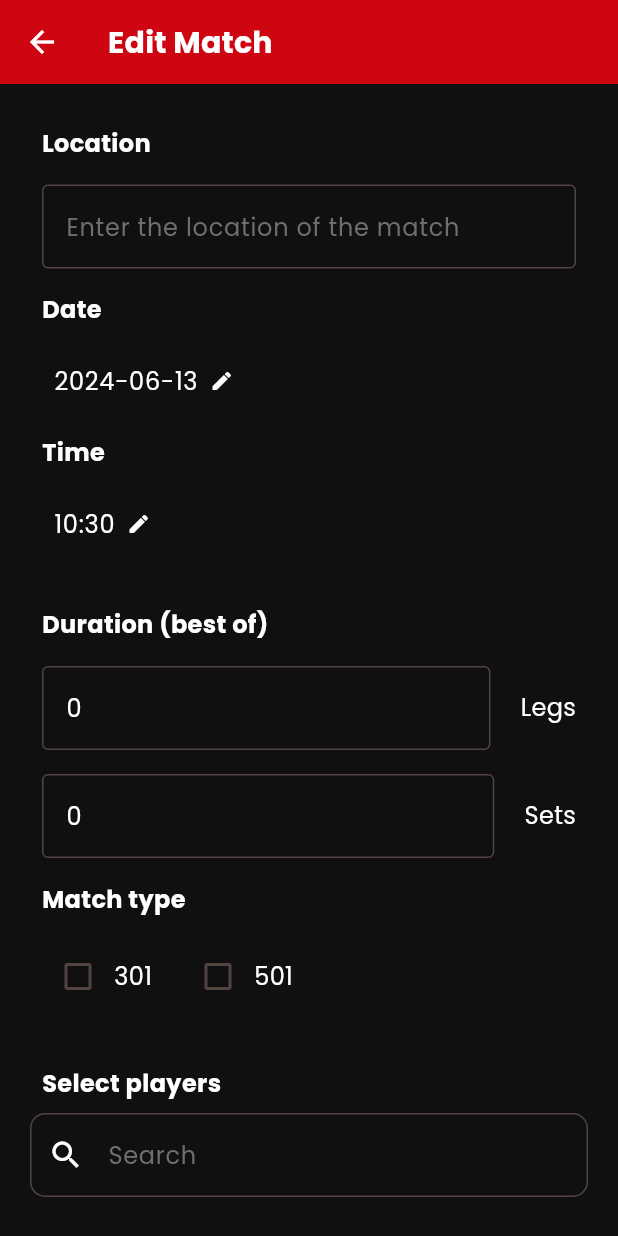
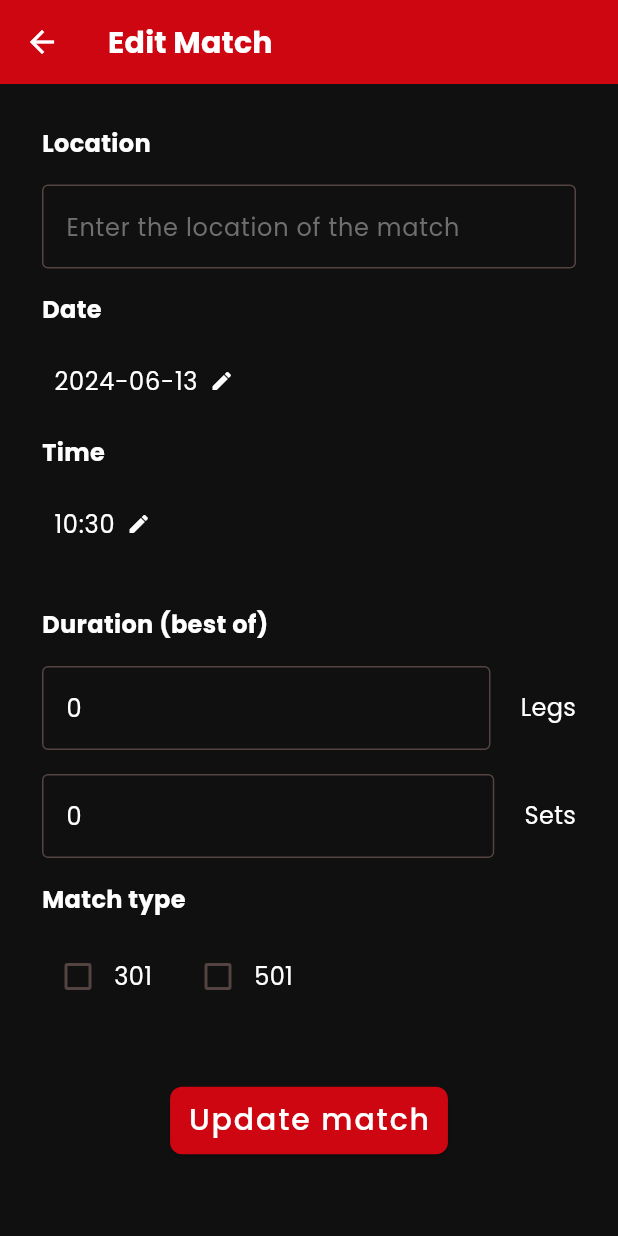
Before and after one commit to bryandijkhuizen/dartproject-s7, a Flutter app: the EditSingleMatchPage screen opened directly with empty values, on a phone screen of 412 x 824 dp. Run offline on Flutter 3.47's test engine with Material 3 defaults, Android fonts, the phone set to English and light mode, and no system bars; our stand-ins replace fl_chart, flutter_mobx, flutter_sticky_header, form_validator, go_router, google_fonts and 4 more; missing offline and left inert: reactive_phone_form_field, supabase_auth_ui, win32_registry; accounts and stored records are empty; generated files the repository leaves out were written again; network calls fail; project files that could hold a hidden picture were left out.

Commit message:
removed editing player in a match

```diff
--- a/Frontend/lib/features/create_match/edit_single_match_page.dart
+++ b/Frontend/lib/features/create_match/edit_single_match_page.dart
@@ -371,15 +371,6 @@ class _EditSingleMatchPageState extends State<EditSingleMatchPage> {
     return Column(
       crossAxisAlignment: CrossAxisAlignment.start,
       children: [
-        const Padding(
-          padding: EdgeInsets.all(8.0),
-          child: Text(
-            'Select players',
-            style: TextStyle(fontSize: 16, fontWeight: FontWeight.bold),
-          ),
-        ),
-        PlayerSelector(
-            onSelectionChanged: updateSelectedPlayer, isFriendly: isFriendly),
         const SizedBox(height: 20),
         Center(
           child: ElevatedButton(
```
